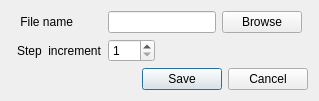
Above: dialogs/dumpdialog.ui from piti-diablotin/qAgate before the change. Below: the same form after it.
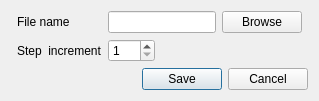
That is the form after the change.

```diff
--- a/dialogs/dumpdialog.ui
+++ b/dialogs/dumpdialog.ui
@@ -70,7 +70,7 @@
    <item row="0" column="1">
     <widget class="QLabel" name="filenameLabel">
      <property name="text">
-      <string> File name</string>
+      <string>File name</string>
      </property>
     </widget>
    </item>
```
